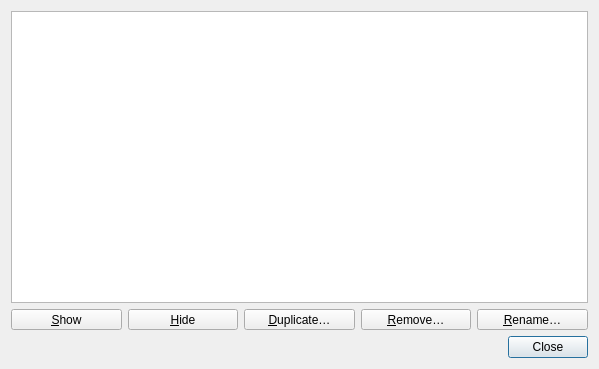
Before: the Qt Designer form src/ui/3d/qgs3dviewsmanagerdialog.ui in qgis/QGIS, drawn with Qt 5.
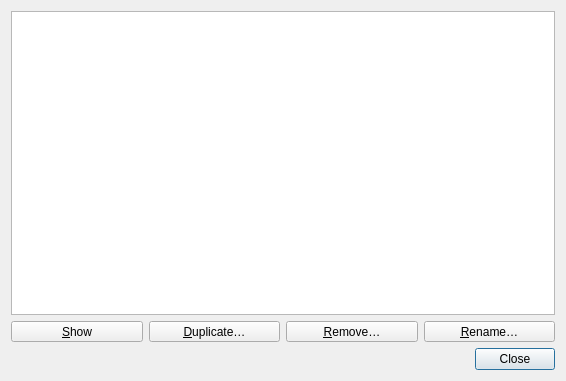
After: the same form once the commit is applied.

Commit message: remove hide button

The edit to the form file:
```diff
--- a/src/ui/3d/qgs3dviewsmanagerdialog.ui
+++ b/src/ui/3d/qgs3dviewsmanagerdialog.ui
@@ -6,26 +6,16 @@
    <rect>
     <x>0</x>
     <y>0</y>
-    <width>599</width>
-    <height>369</height>
+    <width>566</width>
+    <height>381</height>
    </rect>
   </property>
   <property name="windowTitle">
    <string>3D Map Views Manager</string>
   </property>
   <layout class="QGridLayout" name="gridLayout">
-   <item row="2" column="0" colspan="5">
-    <widget class="QDialogButtonBox" name="mButtonBox">
-     <property name="orientation">
-      <enum>Qt::Horizontal</enum>
-     </property>
-     <property name="standardButtons">
-      <set>QDialogButtonBox::Close</set>
-     </property>
-    </widget>
-   </item>
-   <item row="1" column="0">
-    <widget class="QToolButton" name="mShowButton">
+   <item row="1" column="2">
+    <widget class="QToolButton" name="mRemoveButton">
      <property name="sizePolicy">
       <sizepolicy hsizetype="Preferred" vsizetype="Fixed">
        <horstretch>0</horstretch>
@@ -33,11 +23,11 @@
       </sizepolicy>
      </property>
      <property name="text">
-      <string>&amp;Show</string>
+      <string>&amp;Remove…</string>
      </property>
     </widget>
    </item>
-   <item row="0" column="0" colspan="5">
+   <item row="0" column="0" colspan="4">
     <widget class="QListView" name="m3DViewsListView">
      <property name="selectionMode">
       <enum>QAbstractItemView::ExtendedSelection</enum>
@@ -47,7 +37,7 @@
      </property>
     </widget>
    </item>
-   <item row="1" column="2">
+   <item row="1" column="1">
     <widget class="QToolButton" name="mDuplicateButton">
      <property name="sizePolicy">
       <sizepolicy hsizetype="Preferred" vsizetype="Fixed">
@@ -60,8 +50,8 @@
      </property>
     </widget>
    </item>
-   <item row="1" column="1">
-    <widget class="QToolButton" name="mHideButton">
+   <item row="1" column="0">
+    <widget class="QToolButton" name="mShowButton">
      <property name="sizePolicy">
       <sizepolicy hsizetype="Preferred" vsizetype="Fixed">
        <horstretch>0</horstretch>
@@ -69,11 +59,11 @@
       </sizepolicy>
      </property>
      <property name="text">
-      <string>&amp;Hide</string>
+      <string>&amp;Show</string>
      </property>
     </widget>
    </item>
-   <item row="1" column="4">
+   <item row="1" column="3">
     <widget class="QToolButton" name="mRenameButton">
      <property name="sizePolicy">
       <sizepolicy hsizetype="Preferred" vsizetype="Fixed">
@@ -86,16 +76,13 @@
      </property>
     </widget>
    </item>
-   <item row="1" column="3">
-    <widget class="QToolButton" name="mRemoveButton">
-     <property name="sizePolicy">
-      <sizepolicy hsizetype="Preferred" vsizetype="Fixed">
-       <horstretch>0</horstretch>
-       <verstretch>0</verstretch>
-      </sizepolicy>
+   <item row="2" column="0" colspan="4">
+    <widget class="QDialogButtonBox" name="mButtonBox">
+     <property name="orientation">
+      <enum>Qt::Horizontal</enum>
      </property>
-     <property name="text">
-      <string>&amp;Remove…</string>
+     <property name="standardButtons">
+      <set>QDialogButtonBox::Close</set>
      </property>
     </widget>
    </item>
```
The commit also changes 1 other file.
